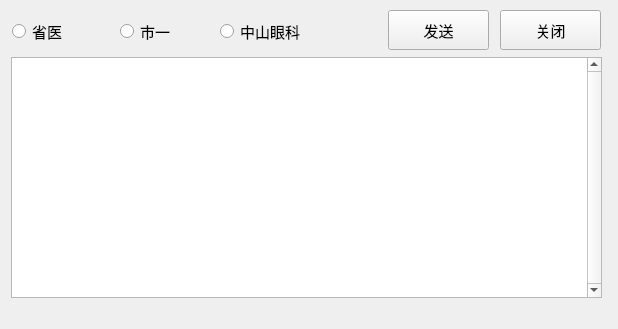
Old version of the form PyQtTest/testlayout.ui in the repository chriskowk/PycharmProjects.
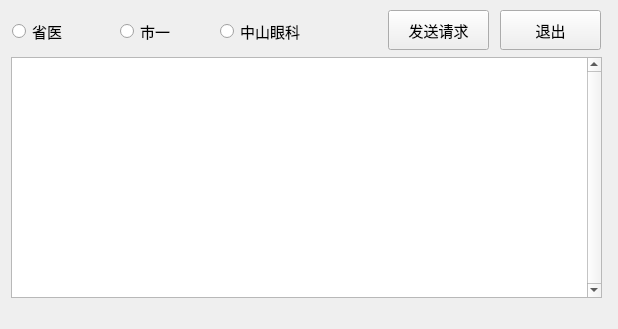
New version of the form.

Patch:
```diff
--- a/PyQtTest/testlayout.ui
+++ b/PyQtTest/testlayout.ui
@@ -74,7 +74,7 @@
      </font>
     </property>
     <property name="text">
-     <string>发送</string>
+     <string>发送请求</string>
     </property>
    </widget>
    <widget class="QRadioButton" name="radioButton_1">
@@ -114,7 +114,7 @@
      </font>
     </property>
     <property name="text">
-     <string>关闭</string>
+     <string>退出</string>
     </property>
    </widget>
    <widget class="QTextEdit" name="textEdit">
```
Left out of the diff: 2 changed lines with no effect on the pictures.
